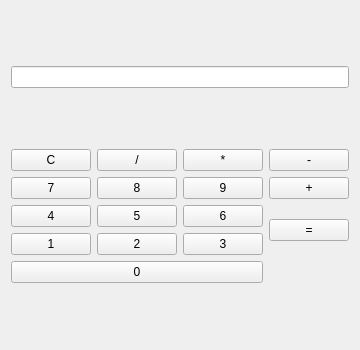
Before: the Qt Designer form bai10/may_tinh_bo_tui.ui in quocchinh0305/python, drawn with Qt 5.
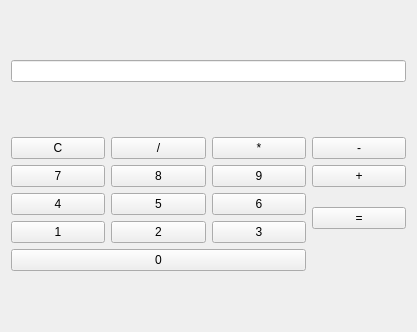
After: the same form once the commit is applied.

```diff
--- a/bai10/may_tinh_bo_tui.ui
+++ b/bai10/may_tinh_bo_tui.ui
@@ -6,8 +6,8 @@
    <rect>
     <x>0</x>
     <y>0</y>
-    <width>300</width>
-    <height>350</height>
+    <width>417</width>
+    <height>332</height>
    </rect>
   </property>
   <property name="windowTitle">
```
Left out of the diff: 143 changed lines with no effect on the pictures.
